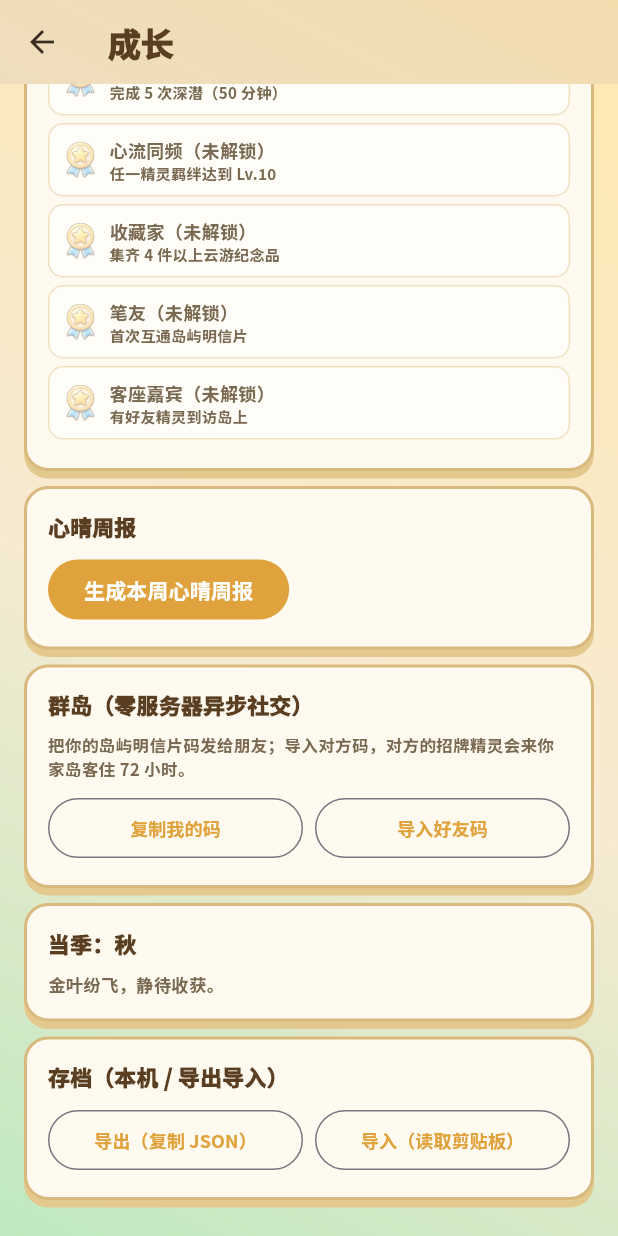
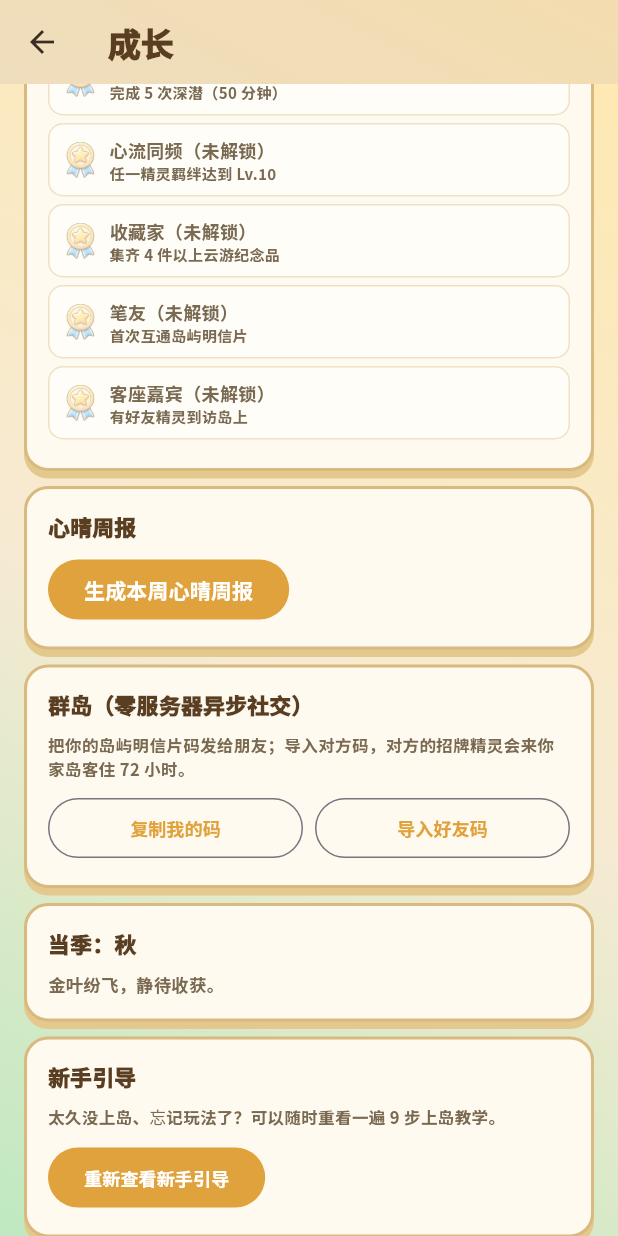
Before and after one commit to kanosa0101/Moodisle, a Flutter app: the GrowPage screen opened directly with empty values, scrolled down 1442 dp, on a phone screen of 412 x 824 dp. Run offline on Flutter 3.47's test engine with Material 3 defaults, Android fonts, the phone set to English and light mode, and no system bars; our stand-ins replace drift, drift_flutter, just_audio; missing offline and left inert: dart:js_interop; accounts and stored records are empty; generated files the repository leaves out were written again; statements that could not run were skipped; project files that could hold a hidden picture were left out.

Commit message:
fix: focus countdown ticks seconds; island map claims vertical pan; add coach replay entry
- 专注页倒计时按 accumSeconds 展示逐秒走动的 mm:ss（原恒为 :00）
- 心屿地图 GestureDetector 增加竖向拖动接管（内层识别器赢手势仲裁），
  竖向滑动只平移相机，不再误触发整页 ListView 滚动
- 成长页新增「重新查看新手引导」入口（CoachRegistry 注册表桥接 AppShell），
  忘记玩法可随时重看 9 步教学
- 新增 3 条 widget 回归守护上述行为

```diff
--- a/app/lib/main.dart
+++ b/app/lib/main.dart
@@ -20,6 +20,7 @@ import 'presentation/pages/tasks_page.dart';
 import 'shared/audio/moodisle_audio_scope.dart';
 import 'shared/audio/moodisle_audio_service.dart';
 import 'shared/theme/tokens.dart';
+import 'shared/widgets/coach_registry.dart';
 
 void main() => runApp(MoodisleApp(repository: SqliteGameRepository()));
 
@@ -113,6 +114,7 @@ class _AppShellState extends State<AppShell> with WidgetsBindingObserver {
   void initState() {
     super.initState();
     WidgetsBinding.instance.addObserver(this);
+    CoachRegistry.launch = _startCoach;
     _controller = GameController(repository: widget.repository);
     _audio = MoodisleAudioService();
     unawaited(FocusLifecycleChannel.listenForScreenState(
@@ -385,6 +387,7 @@ class _AppShellState extends State<AppShell> with WidgetsBindingObserver {
 
   @override
   void dispose() {
+    if (CoachRegistry.launch == _startCoach) CoachRegistry.launch = null;
     FocusLifecycleChannel.clearHandler();
     WidgetsBinding.instance.removeObserver(this);
     _controller.dispose();
--- a/app/lib/presentation/pages/grow_page.dart
+++ b/app/lib/presentation/pages/grow_page.dart
@@ -13,6 +13,7 @@ import '../../domain/engine/season_engine.dart';
 import '../../domain/engine/weekly_engine.dart';
 import '../../domain/entities/emotion.dart';
 import '../../shared/theme/tokens.dart';
+import '../../shared/widgets/coach_registry.dart';
 import '../../shared/widgets/page_frame.dart';
 import '../widgets/game_icons.dart';
 
@@ -250,6 +251,35 @@ class GrowPage extends StatelessWidget {
                     ),
                     const SizedBox(height: 10),
                     _SeasonCard(),
+                    const SizedBox(height: 10),
+                    _Panel(
+                      title: '新手引导',
+                      child: Column(
+                          crossAxisAlignment: CrossAxisAlignment.start,
+                          children: [
+                            const Text(
+                                '太久没上岛、忘记玩法了？可以随时重看一遍 9 步上岛教学。',
+                                style: TextStyle(
+                                    fontSize: 11,
+                                    color: MoodisleColors.ink2,
+                                    height: 1.5)),
+                            const SizedBox(height: 8),
+                            FilledButton(
+                              key: const ValueKey('replay_coach'),
+                              onPressed: () {
+                                // 先退出成长页：引导遮罩渲染在主壳 Stack 上，
+                                // 被推入的成长页路由会盖住它。
+                                final launch = CoachRegistry.launch;
+                                Navigator.of(context).pop();
+                                launch?.call();
+                              },
+                              style: FilledButton.styleFrom(
+                                  backgroundColor: MoodisleColors.orange),
+                              child: const Text('重新查看新手引导',
+                                  style: TextStyle(fontSize: 12)),
+                            ),
+                          ]),
+                    ),
                     const SizedBox(height: 10),
                     _Panel(
                       title: '存档（本机 / 导出导入）',
--- /dev/null
+++ b/app/lib/shared/widgets/coach_registry.dart
@@ -0,0 +1,11 @@
+/// 新手引导重启注册表：AppShell 注册启动回调，成长页等独立路由触发。
+/// 单实例应用足够（与 GrowPageRegistry 同款轻量做法，不引入额外依赖）。
+library;
+
+class CoachRegistry {
+  CoachRegistry._();
+
+  /// 由 AppShell 注入的「重新开始引导」回调；独立页面调用前先自行退出路由，
+  /// 保证引导遮罩渲染在主壳 Stack 上可见。
+  static void Function()? launch;
+}
```
Also changed, not shown: app/lib/presentation/pages/focus_page.dart (+7 -2 lines), app/lib/presentation/pages/island_page.dart (+8 -0 lines), 1 other file.
